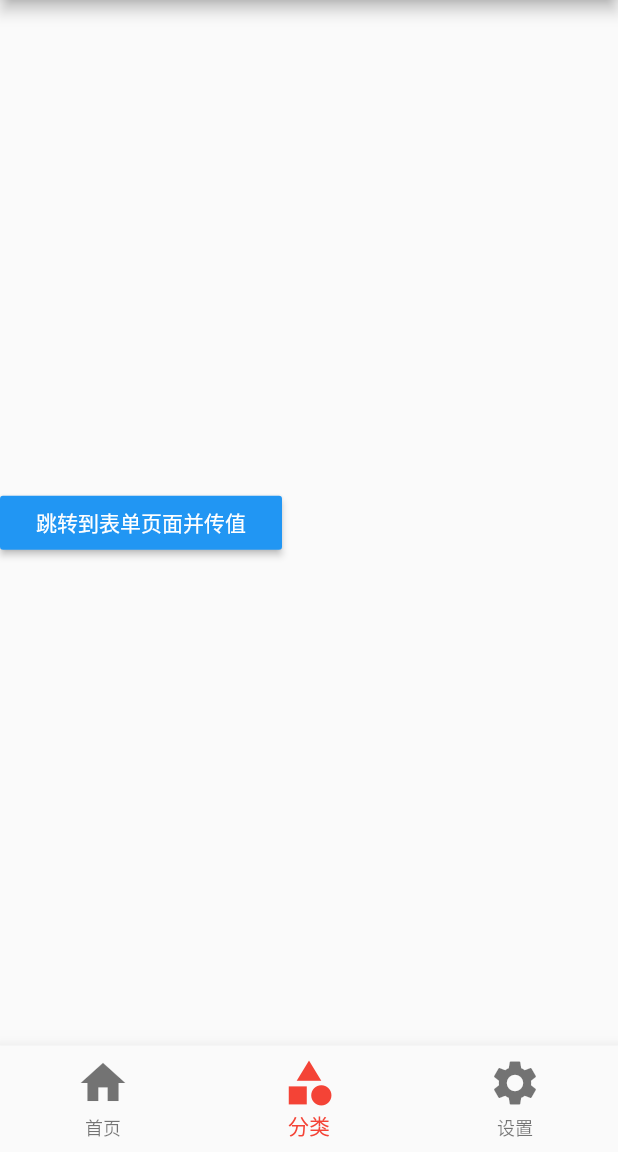
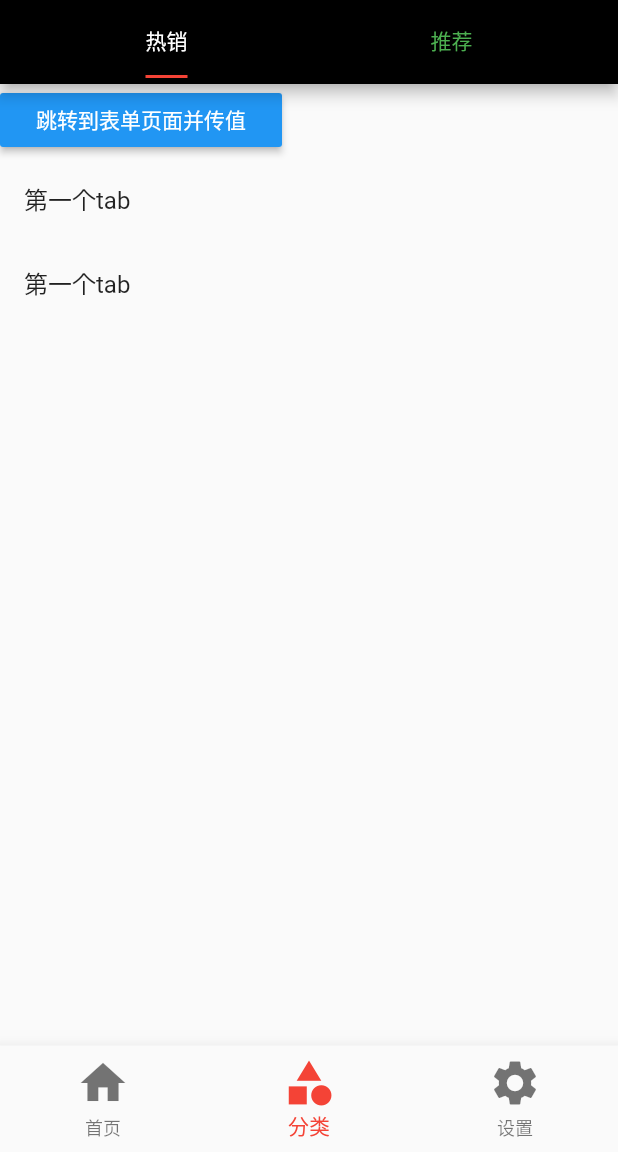
Before and after one commit to sss2323/Flutter-Demo-2020, a Flutter app: the screen it shows after launch, item 2 of the bottom bar chosen, on a phone screen of 412 x 824 dp, the part 84-1236 px from its top. Run offline on Flutter 3.47's test engine with Material 2 defaults, Android fonts, the phone set to English and light mode, and no system bars.

Commit message:
appbar 自定义，顶部导航按钮图标，颜色以及tabbar定义顶部tab切换。

```diff
--- a/my_shiapp/lib/main.dart
+++ b/my_shiapp/lib/main.dart
@@ -9,6 +9,7 @@ class MyApp extends StatelessWidget {
   Widget build(BuildContext context) {
     // TODO: implement build
     return MaterialApp(
+        debugShowCheckedModeBanner: false, //去掉debug图标
         home: Tabs(),
         theme: ThemeData(primaryColor: Colors.redAccent),
         //命名路由
--- /dev/null
+++ b/my_shiapp/lib/pages/AppBarDemo.dart
@@ -0,0 +1,105 @@
+import 'package:flutter/material.dart';
+
+// 自定义appbar
+
+//实现顶部tab切换
+class AppBarDemoPage extends StatefulWidget {
+  AppBarDemoPage({Key key}) : super(key: key);
+
+  @override
+  _AppBarDemoPageState createState() => _AppBarDemoPageState();
+}
+
+class _AppBarDemoPageState extends State<AppBarDemoPage> {
+  @override
+  Widget build(BuildContext context) {
+    return DefaultTabController(
+        length: 3, //顶部切换数量
+        child: Scaffold(
+          appBar: AppBar(
+            title: Text('AppBarDemoPageState'),
+            // backgroundColor: Colors.red,
+            centerTitle: true, //无论安卓还是ios 都是剧中显示
+            // // leading: IconButton(
+            // //   //按钮图标
+            // //   icon: Icon(Icons.menu),
+            // //   onPressed: () {
+            // //     print('menu');
+            // //   },
+            // // ),
+            // actions: [
+            //   IconButton(
+            //     //按钮图标
+            //     icon: Icon(Icons.search),
+            //     onPressed: () {
+            //       print('search');
+            //     },
+            //   ),
+            //   IconButton(
+            //     //按钮图标
+            //     icon: Icon(Icons.settings),
+            //     onPressed: () {
+            //       print('settings');
+            //     },
+            //   )
+            // ],
+            bottom: TabBar(
+              tabs: [
+                Tab(
+                  text: "热门",
+                ),
+                Tab(
+                  text: "推荐",
+                ),
+                Tab(
+                  text: "新闻",
+                )
+              ],
+            ),
+          ),
+          body: TabBarView(
+            children: [
+              ListView(
+                children: [
+                  ListTile(
+                    title: Text("第一个tab"),
+                  ),
+                  ListTile(
+                    title: Text("第1个tab"),
+                  ),
+                  ListTile(
+                    title: Text("第1个tab"),
+                  )
+                ],
+              ),
+              ListView(
+                children: [
+                  ListTile(
+                    title: Text("第2个tab"),
+                  ),
+                  ListTile(
+                    title: Text("第2个tab"),
+                  ),
+                  ListTile(
+                    title: Text("第2个tab"),
+                  )
+                ],
+              ),
+              ListView(
+                children: [
+                  ListTile(
+                    title: Text("第3个tab"),
+                  ),
+                  ListTile(
+                    title: Text("第3个tab"),
+                  ),
+                  ListTile(
+                    title: Text("第3个tab"),
+                  )
+                ],
+              )
+            ],
+          ),
+        ));
+  }
+}
--- a/my_shiapp/lib/pages/tabs/Category.dart
+++ b/my_shiapp/lib/pages/tabs/Category.dart
@@ -1,4 +1,5 @@
 import 'package:flutter/material.dart';
+import 'package:my_shiapp/pages/Tabs.dart';
 // import 'package:my_shiapp/pages/Form.dart';
 
 class CategoryPage extends StatefulWidget {
@@ -11,7 +12,36 @@ class CategoryPage extends StatefulWidget {
 class _CategoryPageState extends State<CategoryPage> {
   @override
   Widget build(BuildContext context) {
-    return Container(
+    return DefaultTabController(
+        length: 2,
+        child: Scaffold(
+            appBar: AppBar(
+              backgroundColor: Colors.black,
+              title: Row(
+                children: [
+                  Expanded(
+                    child: TabBar(
+                      indicatorColor: Colors.red, //指示器的颜色，选中的颜色
+                      labelColor: Colors.white, //文字的颜色
+                      unselectedLabelColor: Colors.green, //未选中的颜色
+                      indicatorSize: TabBarIndicatorSize.label, //指示器的长度
+                      tabs: [
+                        Tab(text: "热销"),
+                        Tab(
+                          text: "推荐",
+                        )
+                      ],
+                    ),
+                  )
+                ],
+              ),
+              // bottom:
+            ),
+            body: TabBarView(
+              children: [
+                ListView(
+                  children: [
+                    Container(
                       child: Column(
                         crossAxisAlignment: CrossAxisAlignment.start,
                         mainAxisAlignment: MainAxisAlignment.center,
@@ -34,6 +64,18 @@ class _CategoryPageState extends State<CategoryPage> {
                           ),
                         ],
                       ),
-    );
+                    ),
+                    ListTile(title: Text("第一个tab")),
+                    ListTile(title: Text("第一个tab"))
+                  ],
+                ),
+                ListView(
+                  children: [
+                    ListTile(title: Text("第2个tab")),
+                    ListTile(title: Text("第2个tab"))
+                  ],
+                )
+              ],
+            )));
   }
 }
--- a/my_shiapp/lib/routes/Routes.dart
+++ b/my_shiapp/lib/routes/Routes.dart
@@ -8,6 +8,8 @@ import '../pages/user/Login.dart';
 import '../pages/user/RegisterFirst.dart';
 import '../pages/user/RegisterSecond.dart';
 import '../pages/user/RegisterThird.dart';
+
+import '../pages/AppBarDemo.dart';
 
 //配置路由
 final routes = {
@@ -22,7 +24,9 @@ final routes = {
   '/login': (context) => LoginPage(),
   '/registerFirst': (context) => RegisterFirstPage(),
   '/registerSecond': (context) => RegisterSecondPage(),
-  '/registerThird': (context) => RegisterThirdPage()
+  '/registerThird': (context) => RegisterThirdPage(),
+
+  '/appBarDemo': (context) => AppBarDemoPage()
 };
 
 //固定写法
```
Also changed, not shown: my_shiapp/lib/pages/tabs/Home.dart (+18 -2 lines), my_shiapp/lib/main/main01-Text.dart (renamed from my_shiapp/lib/main01-Text.dart), my_shiapp/lib/main/main02-Image.dart (renamed from my_shiapp/lib/main02-Image.dart), my_shiapp/lib/main/main03-ListView.dart (renamed from my_shiapp/lib/main03-ListView.dart), my_shiapp/lib/main/main04-GridView.dart (renamed from my_shiapp/lib/main04-GridView.dart), my_shiapp/lib/main/main05-padding.dart (renamed from my_shiapp/lib/main05-padding.dart), my_shiapp/lib/main/main06-row-column.dart (renamed from my_shiapp/lib/main06-row-column.dart), my_shiapp/lib/main/main07-Expanded.dart (renamed from my_shiapp/lib/main07-Expanded.dart), my_shiapp/lib/main/main08.dart (renamed from my_shiapp/lib/main08.dart), my_shiapp/lib/main/main09-card.dart (renamed from my_shiapp/lib/main09-card.dart), my_shiapp/lib/main/main09-positioned.dart (renamed from my_shiapp/lib/main09-positioned.dart), my_shiapp/lib/main/main10-demo.dart (renamed from my_shiapp/lib/main10-demo.dart), my_shiapp/lib/main/main11-Wrap.dart (renamed from my_shiapp/lib/main11-Wrap.dart), my_shiapp/lib/main/main12-statefulwidget.dart (renamed from my_shiapp/lib/main12-statefulwidget.dart), 1 more files. Lines whose indentation alone changed are shown as unchanged.
